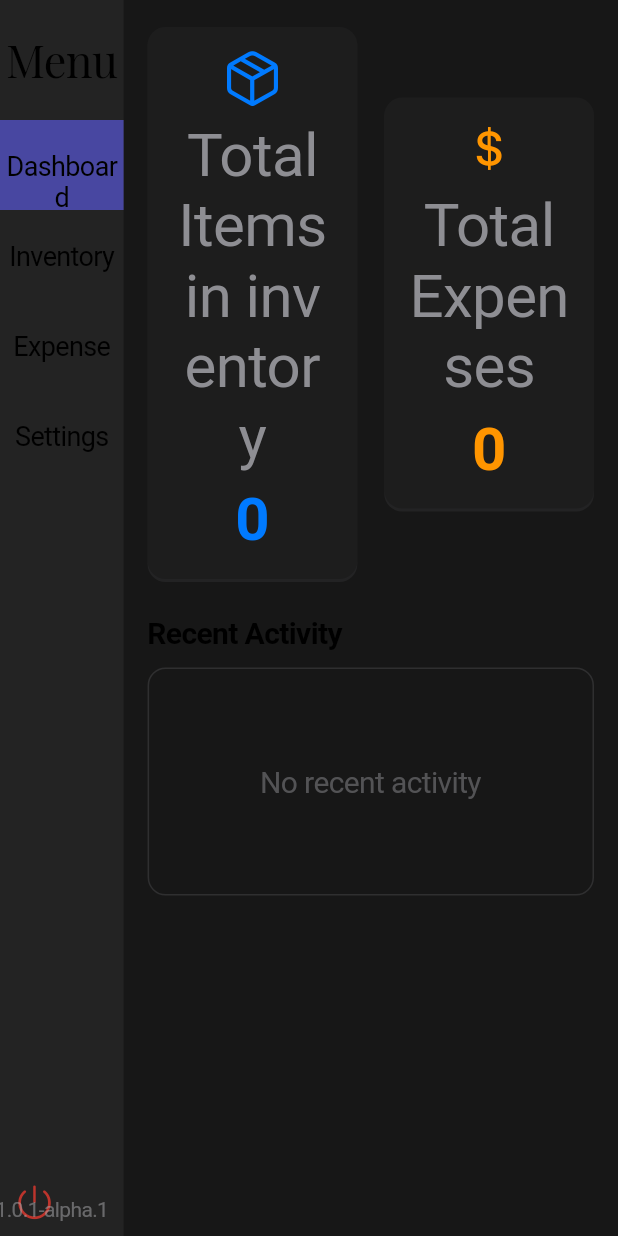
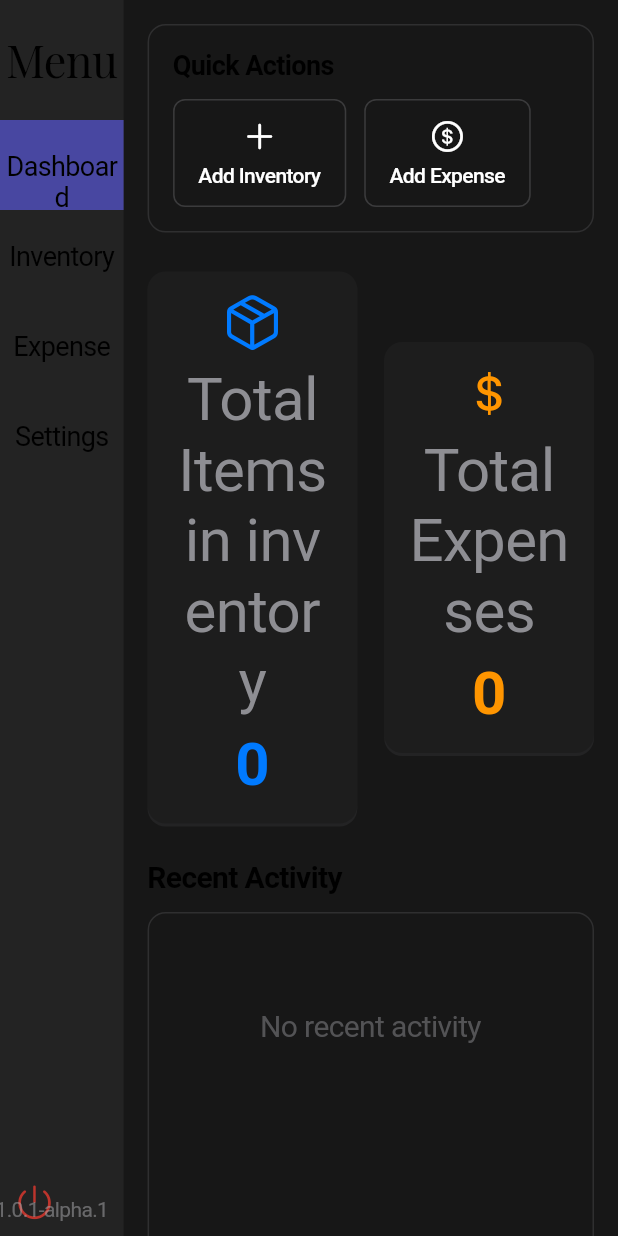
Before and after one commit to sarabjeetsinghdev/Sahibz-Inventory-Management-System, a Flutter app: the Tabview screen opened directly, on a phone screen of 412 x 824 dp. Run offline on Flutter 3.47's test engine with Material 3 defaults, Android fonts, the phone set to English and light mode, and no system bars; our stand-ins replace flutter_riverpod, flutter_secure_storage, google_fonts, package_info_plus, sqflite, sqflite_common_ffi; accounts and stored records are empty; Roboto replaces fonts that are missing (Ubuntu).

Commit message:
Add recent activity logging & dashboard updates
Introduce recent activity tracking and UI improvements: add recent_activity table name in DatabaseHelper and create table; refactor RecentActivity model to use string-backed enum values and ISO date serialization. Update CoreService to auto-insert recent activity records on insert/update/delete (with RecentActivityType) and surface errors on failure. Propagate activity types from ExpenseService and InventoryService. Convert DashboardScreen to a Riverpod ConsumerStatefulWidget, add a Quick Actions panel (Add Inventory / Add Expense), improve recent-activity list rendering, scrolling and formatted timestamps, and add helper widget for shortcut buttons. Comment out CRUD wrappers in RecentactivityService. Also update .gitignore (add .idea and windows) and add IDE module file.

```diff
--- a/lib/database_helper.dart
+++ b/lib/database_helper.dart
@@ -23,6 +23,7 @@ class DatabaseHelper {
 
   final String inventoryTableName = 'inventory';
   final String expenseTableName = 'expense';
+  final String recentActivityTableName = 'recent_activity';
 
   Future _createDB(Database db, int version) async {
     const idType = 'INTEGER PRIMARY KEY AUTOINCREMENT';
@@ -55,7 +56,7 @@ class DatabaseHelper {
 
     // Recent activity table
     await db.execute('''
-      CREATE TABLE recent_activity (
+      CREATE TABLE $recentActivityTableName (
         id $idType,
         type $textType,
         title $textType,
--- a/lib/models/recent_activity.dart
+++ b/lib/models/recent_activity.dart
@@ -1,8 +1,14 @@
 enum RecentActivityType {
-  itemAdded,
-  itemRemoved,
-  expenseAdded,
-  expenseRemoved,
+  inventoryAdded('Inventory added'),
+  inventoryRemoved('Inventory removed'),
+  inventoryUpdated('Inventory updated'),
+  expenseAdded('Expense added'),
+  expenseRemoved('Expense removed'),
+  expenseUpdated('Expense updated');
+
+  const RecentActivityType(this.value);
+
+  final String value;
 }
 
 class RecentActivity {
@@ -20,15 +26,15 @@ class RecentActivity {
 
   factory RecentActivity.fromJson(Map<String, Object?> json) => RecentActivity(
         id: json['id'] as int,
-        type: RecentActivityType.values[json['type'] as int],
+        type: RecentActivityType.values.firstWhere((element) => element.value == json['type'] as String),
         title: json['title'] as String,
         date: DateTime.parse(json['date'] as String),
       );
 
   Map<String, Object?> toJson() => {
         'id': id,
-        'type': type.index,
+        'type': type.value,
         'title': title,
-        'date': date,
+        'date': date.toIso8601String(),
       };
 }
--- a/lib/screens/dashboard_screen.dart
+++ b/lib/screens/dashboard_screen.dart
@@ -1,25 +1,33 @@
 // ignore_for_file: no_leading_underscores_for_local_identifiers, deprecated_member_use
 
+import 'package:flutter_riverpod/flutter_riverpod.dart';
+import 'package:sahibz_inventory_management_system/dialogs/expense_add_edit.dart';
+import 'package:sahibz_inventory_management_system/dialogs/inventory_add_edit.dart';
 import 'package:sahibz_inventory_management_system/services/recentactivity_service.dart';
 import 'package:sahibz_inventory_management_system/services/inventory_service.dart';
 import 'package:sahibz_inventory_management_system/services/expense_service.dart';
 import 'package:sahibz_inventory_management_system/models/recent_activity.dart';
 import 'package:flutter/cupertino.dart';
+import 'package:sahibz_inventory_management_system/utils/custom_mouse_cursor.dart';
+import 'package:sahibz_inventory_management_system/utils/datetime_formatter.dart';
+import 'package:sahibz_inventory_management_system/utils/flutter_storage_setter.dart';
 
-class DashboardScreen extends StatefulWidget {
+class DashboardScreen extends ConsumerStatefulWidget {
   const DashboardScreen({super.key});
 
   @override
-  State<StatefulWidget> createState() => _DashboardScreenState();
+  ConsumerState<DashboardScreen> createState() => _DashboardScreenState();
 }
 
-class _DashboardScreenState extends State<DashboardScreen> {
+class _DashboardScreenState extends ConsumerState<DashboardScreen> {
   List<RecentActivity> recentActivities = [];
   int totalItems = 0;
   num totalExpenses = 0.0;
 
   final InventoryService inventoryService = InventoryService();
   final ExpenseService expenseService = ExpenseService();
+
+  DateTimeParserEnum? parserEnum;
 
   @override
   void initState() {
@@ -39,10 +47,16 @@ class _DashboardScreenState extends State<DashboardScreen> {
     int totalitems = await totalItemz();
     num totalexpenses = await totalExpensez();
     List<RecentActivity> _recentActivities = await getRecentActivities();
+    final flutterStorage = ref.read(flutterStorageProvider);
+    final DateTimeParserEnum? _parserEnum = await flutterStorage
+          .getDateTimeParserStorageEnum();
     setState(() {
       totalItems = totalitems;
       totalExpenses = totalexpenses;
       recentActivities = _recentActivities;
+      if (_parserEnum != null) {
+        parserEnum = _parserEnum;
+      }
     });
   }
 
@@ -67,6 +81,72 @@ class _DashboardScreenState extends State<DashboardScreen> {
       child: Column(
         crossAxisAlignment: CrossAxisAlignment.stretch,
         children: [
+          // Shortcut Panel
+          Container(
+            margin: EdgeInsets.only(bottom: 24),
+            padding: EdgeInsets.all(16),
+            decoration: BoxDecoration(
+              color: CupertinoColors.darkBackgroundGray.withOpacity(0.5),
+              borderRadius: BorderRadius.circular(12),
+              border: Border.all(
+                color: CupertinoColors.systemGrey.withOpacity(0.2),
+                width: 1,
+              ),
+            ),
+            child: Column(
+              crossAxisAlignment: CrossAxisAlignment.start,
+              children: [
+                Text(
+                  'Quick Actions',
+                  style: TextStyle(fontSize: 18, fontWeight: FontWeight.bold),
+                ),
+                SizedBox(height: 12),
+                Row(
+                  spacing: 12,
+                  children: [
+                    _buildShortcutButton(
+                      icon: CupertinoIcons.add,
+                      label: 'Add Inventory',
+                      onTap: () {
+                        TextEditingController nameController =
+                            TextEditingController();
+                        TextEditingController companyController =
+                            TextEditingController();
+                        TextEditingController unitController =
+                            TextEditingController();
+                        InventoryAddEdit(
+                          context: context,
+                          onDone: init,
+                          nameController: nameController,
+                          companyController: companyController,
+                          unitController: unitController,
+                        );
+                      },
+                    ),
+                    _buildShortcutButton(
+                      icon: CupertinoIcons.money_dollar_circle,
+                      label: 'Add Expense',
+                      onTap: () {
+                        TextEditingController titleController =
+                            TextEditingController();
+                        TextEditingController amountController =
+                            TextEditingController();
+                        TextEditingController descriptionController =
+                            TextEditingController();
+                        ExpenseAddEdit(
+                          context: context,
+                          onDone: init,
+                          titleController: titleController,
+                          amountController: amountController,
+                          descriptionController: descriptionController,
+                        );
+                      },
+                    ),
+                  ],
+                ),
+              ],
+            ),
+          ),
           // Summary Cards
           Row(
             spacing: 18.0,
@@ -97,6 +177,7 @@ class _DashboardScreenState extends State<DashboardScreen> {
           ),
           SizedBox(height: 12),
           Container(
+            height: 400.0,
             decoration: BoxDecoration(
               color: CupertinoColors.darkBackgroundGray.withOpacity(0.5),
               borderRadius: BorderRadius.circular(12),
@@ -105,6 +186,7 @@ class _DashboardScreenState extends State<DashboardScreen> {
                 width: 1,
               ),
             ),
+            child: SingleChildScrollView(
               child: Column(
                 children: recentActivities.isEmpty
                     ? [
@@ -115,22 +197,78 @@ class _DashboardScreenState extends State<DashboardScreen> {
                               'No recent activity',
                               style: TextStyle(
                                 fontSize: 20.0,
-                              color: CupertinoColors.systemGrey.withOpacity(0.5),
+                                color: CupertinoColors.systemGrey.withOpacity(
+                                  0.5,
+                                ),
                               ),
                             ),
                           ),
                         ),
                       ]
-                  : recentActivities.map((e) => _buildActivityItem(
-                        icon: CupertinoIcons.arrow_right_square,
+                    : recentActivities
+                          .map(
+                            (e) => _buildActivityItem(
+                              icon: e.type.value.contains('added')
+                                  ? CupertinoIcons.plus
+                                  : e.type.value.contains('updated')
+                                      ? CupertinoIcons.pencil
+                                      : CupertinoIcons.minus,
                               title: e.title,
-                        subtitle: e.type.toString(),
-                        time: e.date.toIso8601String(),
-                        color: CupertinoColors.black.withOpacity(0.5),
-                      )).toList(),
+                              // subtitle: e.type.toString(),
+                              time: convertDateTimeString2Formatted(
+                                e.date,
+                                parserEnum!,
+                              ),
+                              color: e.type.value.contains('added')
+                                  ? CupertinoColors.systemGreen
+                                  : e.type.value.contains('updated')
+                                      ? CupertinoColors.systemYellow
+                                  : CupertinoColors.systemRed,
+                            ),
+                          )
+                          .toList(),
+              ),
             ),
           ),
         ],
+      ),
+    );
+  }
+
+  Widget _buildShortcutButton({
+    required IconData icon,
+    required String label,
+    required VoidCallback onTap,
+  }) {
+    return GestureDetector(
+      onTap: onTap,
+      child: CustomMouseCursor(
+        child: Container(
+          padding: EdgeInsets.symmetric(vertical: 12, horizontal: 16),
+          decoration: BoxDecoration(
+            color: CupertinoColors.darkBackgroundGray.withOpacity(0.7),
+            borderRadius: BorderRadius.circular(8),
+            border: Border.all(
+              color: CupertinoColors.systemGrey.withOpacity(0.3),
+              width: 1,
+            ),
+          ),
+          child: Column(
+            mainAxisSize: MainAxisSize.min,
+            children: [
+              Icon(icon, color: CupertinoColors.white, size: 24),
+              SizedBox(height: 6),
+              Text(
+                label,
+                style: TextStyle(
+                  color: CupertinoColors.white,
+                  fontSize: 14,
+                  fontWeight: FontWeight.w500,
+                ),
+              ),
+            ],
+          ),
+        ),
       ),
     );
   }
@@ -180,12 +318,12 @@ class _DashboardScreenState extends State<DashboardScreen> {
   Widget _buildActivityItem({
     required IconData icon,
     required String title,
-    required String subtitle,
+    // required String subtitle,
     required String time,
     required Color color,
   }) {
     return Container(
-      margin: EdgeInsets.only(bottom: 8),
+      // margin: EdgeInsets.only(bottom: 8),
       padding: EdgeInsets.all(12),
       decoration: BoxDecoration(
         color: CupertinoColors.darkBackgroundGray.withOpacity(0.5),
@@ -200,34 +338,30 @@ class _DashboardScreenState extends State<DashboardScreen> {
           Container(
             padding: EdgeInsets.all(8),
             decoration: BoxDecoration(
-              color: color.withOpacity(0.1),
+              // color: color.withOpacity(0.1),
               borderRadius: BorderRadius.circular(8),
             ),
             child: Icon(icon, color: color, size: 20),
           ),
           SizedBox(width: 12),
           Expanded(
-            child: Column(
-              crossAxisAlignment: CrossAxisAlignment.start,
-              children: [
-                Text(
+            child: Text(
                   title,
                   style: TextStyle(fontSize: 16, fontWeight: FontWeight.w600),
                 ),
-                SizedBox(height: 2),
-                Text(
-                  subtitle,
-                  style: TextStyle(
-                    fontSize: 14,
-                    color: CupertinoColors.systemGrey,
-                  ),
-                ),
-              ],
-            ),
+                // SizedBox(height: 2),
+                // Text(
+                //   subtitle,
+                //   style: TextStyle(
+                //     fontSize: 14,
+                //     color: CupertinoColors.systemGrey,
+                //   ),
+                // ),
+
           ),
           Text(
             time,
-            style: TextStyle(fontSize: 12, color: CupertinoColors.systemGrey2),
+            style: TextStyle(fontSize: 16, color: CupertinoColors.systemGrey2),
           ),
         ],
       ),
--- a/lib/services/expense_service.dart
+++ b/lib/services/expense_service.dart
@@ -1,3 +1,4 @@
+import 'package:sahibz_inventory_management_system/models/recent_activity.dart';
 import 'package:sahibz_inventory_management_system/services/core_service.dart';
 import 'package:sahibz_inventory_management_system/models/expense.dart';
 
@@ -22,7 +23,7 @@ class ExpenseService {
   Future<int> insert({required Expense expense}) async {
     Map<String, Object?> data = expense.toJson();
     data.remove('id');
-    return await core.insert(data: data);
+    return await core.insert(data: data, type: RecentActivityType.expenseAdded);
   }
 
   Future<int> update({
@@ -34,10 +35,11 @@ class ExpenseService {
       id: id,
       data: expense.toJson(),
       idColumnName: idColumnName,
+      type: RecentActivityType.expenseUpdated,
     );
   }
 
   Future<int> delete({required int id, String? idColumnName}) async {
-    return await core.delete(id: id, idColumnName: idColumnName);
+    return await core.delete(id: id, idColumnName: idColumnName, type: RecentActivityType.expenseRemoved);
   }
 }
--- a/lib/services/inventory_service.dart
+++ b/lib/services/inventory_service.dart
@@ -1,3 +1,4 @@
+import 'package:sahibz_inventory_management_system/models/recent_activity.dart';
 import 'package:sahibz_inventory_management_system/services/core_service.dart';
 import 'package:sahibz_inventory_management_system/models/inventory.dart';
 
@@ -19,7 +20,7 @@ class InventoryService {
     Map<String, Object?> data = inventory.toJson();
     data.remove('id');
     data.remove('label');
-    return await core.insert(data: data);
+    return await core.insert(data: data, type: RecentActivityType.inventoryAdded);
   }
 
   Future<int> update({
@@ -31,6 +32,7 @@ class InventoryService {
       id: id,
       data: inventory.toJson(),
       idColumnName: idColumnName,
+      type: RecentActivityType.inventoryUpdated,
     );
   }
 
@@ -38,6 +40,6 @@ class InventoryService {
     required int id,
     String? idColumnName,
   }) async {
-    return await core.delete(id: id, idColumnName: idColumnName);
+    return await core.delete(id: id, idColumnName: idColumnName, type: RecentActivityType.inventoryRemoved);
   }
 }
```
Also changed, not shown: lib/services/core_service.dart (+74 -11 lines), lib/services/recentactivity_service.dart (+20 -20 lines), 2 other files. Lines whose indentation alone changed are shown as unchanged.
